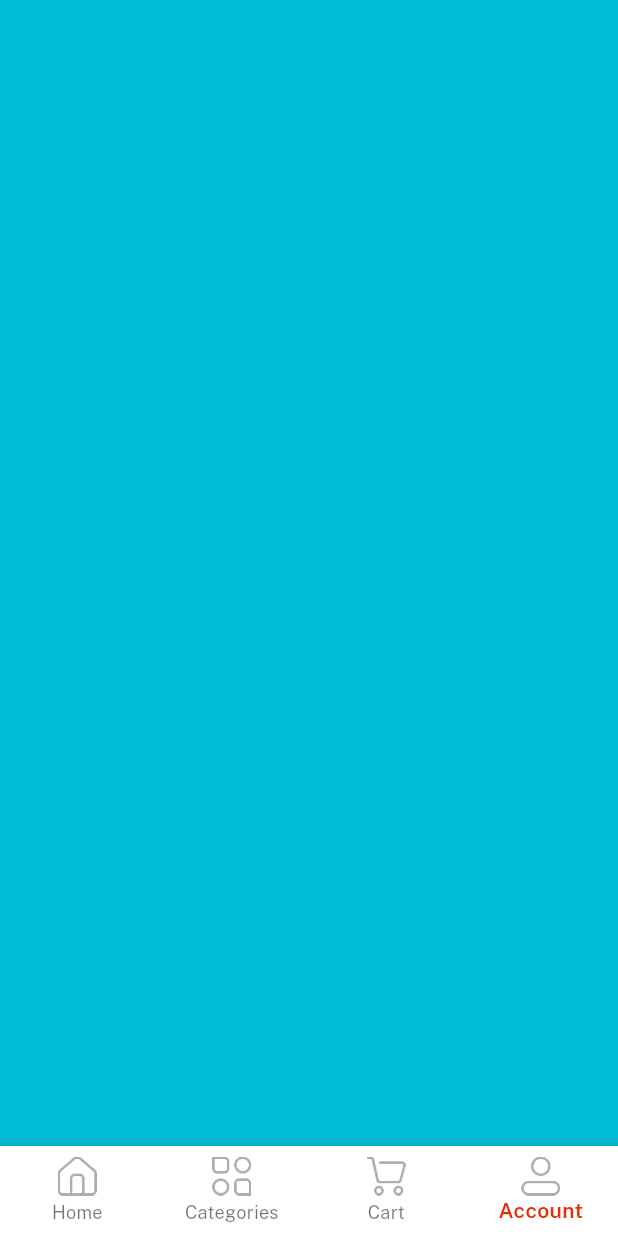
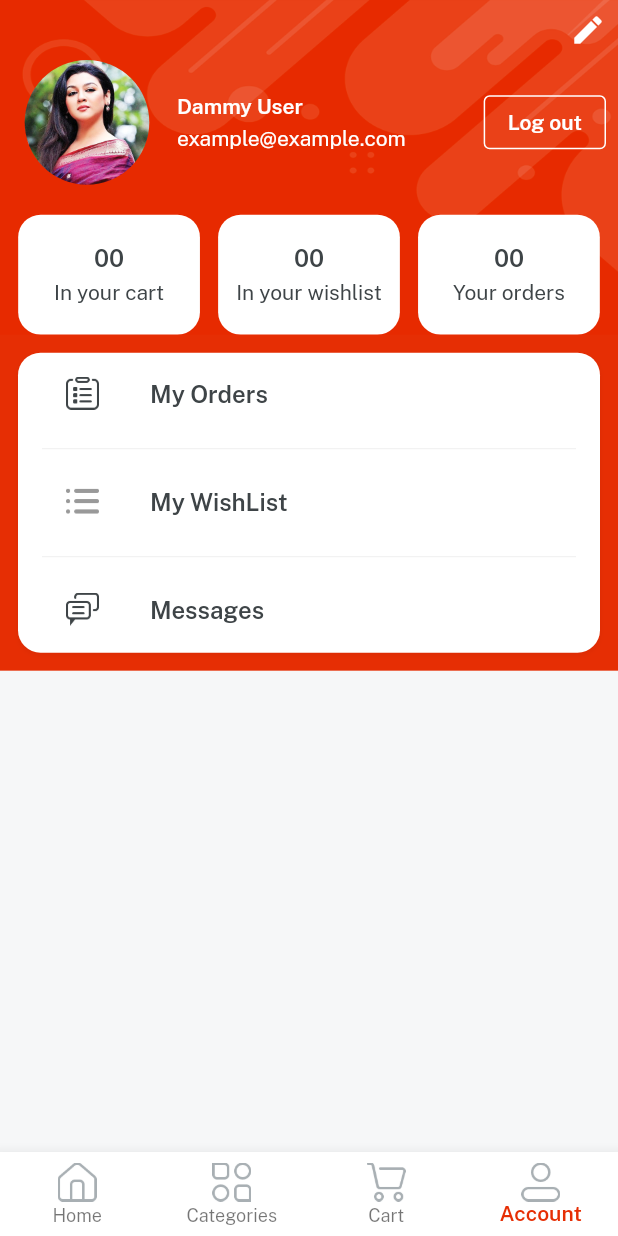
Before and after one commit to HasanTayar/E-Commerce-Flutter, a Flutter app: the Home screen opened directly, item 4 of the bottom bar chosen, on a phone screen of 412 x 824 dp. Run offline on Flutter 3.47's test engine with Material 2 defaults, Android fonts, the phone set to English and light mode, and no system bars; our stand-ins replace get, velocity_x.

Commit message:
done with profile UI at this moment

```diff
--- a/clothshop/lib/consts/lists.dart
+++ b/clothshop/lib/consts/lists.dart
@@ -42,3 +42,5 @@ const ItemDetailsButtons = [
   returnPolicy,
   supportPolicy
 ];
+const profileButtonList = [orders, myWishList, messages];
+const profileButtonIcon = [icOrders, icOrder, icMessages];
--- a/clothshop/lib/consts/strings.dart
+++ b/clothshop/lib/consts/strings.dart
@@ -51,3 +51,4 @@ const video = "Video",
     returnPolicy = "Return Policy ",
     supportPolicy = "Support Policy",
     productYouMayLike = "Products You May Like";
+const myWishList = "My WishList", orders = "My Orders", messages = "Messages";
--- a/clothshop/lib/main.dart
+++ b/clothshop/lib/main.dart
@@ -20,7 +20,7 @@ class MyApp extends StatelessWidget {
             scaffoldBackgroundColor: Colors.transparent,
             appBarTheme: const AppBarTheme(backgroundColor: Colors.transparent),
             fontFamily: regular,
-            useMaterial3: true,
+            useMaterial3: false,
             iconTheme: const IconThemeData(color: darkFontGrey)),
         home: const SplashScreen());
   }
--- a/clothshop/lib/views/home_screen/home.dart
+++ b/clothshop/lib/views/home_screen/home.dart
@@ -3,6 +3,7 @@ import 'package:clothshop/controllers/home_controllers.dart';
 import 'package:clothshop/views/cart_screen/cart_screen.dart';
 import 'package:clothshop/views/categories_screen/categories_screen.dart';
 import 'package:clothshop/views/home_screen/home_screen.dart';
+import 'package:clothshop/views/profile_screen/profile_screen.dart';
 import 'package:flutter/material.dart';
 import 'package:get/get_instance/get_instance.dart';
 import 'package:get/state_manager.dart';
@@ -44,9 +45,7 @@ class Home extends StatelessWidget {
       const HomeScreen(),
       const CategoriesScreen(),
       const CartScreen(),
-      Container(
-        color: Colors.cyan,
-      ),
+      const ProfileScreen()
     ];
     return Scaffold(
       body: Column(
--- /dev/null
+++ b/clothshop/lib/views/profile_screen/components/detail_card.dart
@@ -0,0 +1,20 @@
+import 'package:clothshop/consts/consts.dart';
+import 'package:flutter/material.dart';
+
+Widget detailCard({width, String? count, String? title}) {
+  return Column(
+    mainAxisAlignment: MainAxisAlignment.center,
+    children: [
+      count!.text.fontFamily(semibold).size(16).color(darkFontGrey).make(),
+      5.heightBox,
+      title!.text.color(darkFontGrey).make()
+    ],
+  )
+      .box
+      .white
+      .rounded
+      .width(width)
+      .height(80)
+      .padding(const EdgeInsets.all(4))
+      .make();
+}
--- /dev/null
+++ b/clothshop/lib/views/profile_screen/profile_screen.dart
@@ -0,0 +1,116 @@
+import 'package:clothshop/consts/consts.dart';
+import 'package:clothshop/consts/lists.dart';
+import 'package:clothshop/views/profile_screen/components/detail_card.dart';
+import 'package:clothshop/widgets_common/bg_widget.dart';
+import 'package:flutter/material.dart';
+
+class ProfileScreen extends StatelessWidget {
+  const ProfileScreen({Key? key}) : super(key: key);
+
+  @override
+  Widget build(BuildContext context) {
+    return bgWidget(
+      child: Scaffold(
+        body: SafeArea(
+          child: Column(
+            children: [
+              Padding(
+                padding: const EdgeInsets.all(8.0),
+                child: const Align(
+                  alignment: Alignment.topRight,
+                  child: Icon(
+                    Icons.edit,
+                    color: whiteColor,
+                  ),
+                ).onTap(() {}),
+              ),
+              Padding(
+                padding: const EdgeInsets.symmetric(horizontal: 8.0),
+                child: Row(
+                  children: [
+                    Image.asset(
+                      imgProfile2,
+                      width: 100,
+                      fit: BoxFit.cover,
+                    ).box.roundedFull.clip(Clip.antiAlias).make(),
+                    10.widthBox,
+                    Expanded(
+                      child: Column(
+                        crossAxisAlignment: CrossAxisAlignment.start,
+                        children: [
+                          "Dammy User".text.fontFamily(semibold).white.make(),
+                          5.heightBox,
+                          "example@example.com".text.white.make()
+                        ],
+                      ),
+                    ),
+                    OutlinedButton(
+                      style: OutlinedButton.styleFrom(
+                          side: const BorderSide(color: whiteColor)),
+                      onPressed: () {},
+                      child: "Log out".text.fontFamily(semibold).white.make(),
+                    ),
+                  ],
+                ),
+              ),
+              20.heightBox,
+              Row(
+                mainAxisAlignment: MainAxisAlignment.spaceEvenly,
+                children: [
+                  detailCard(
+                    count: "00",
+                    title: "In your cart",
+                    width: (context.screenWidth / 3.4),
+                  ),
+                  detailCard(
+                    count: "00",
+                    title: "In your wishlist",
+                    width: (context.screenWidth / 3.4),
+                  ),
+                  detailCard(
+                    count: "00",
+                    title: "Your orders",
+                    width: (context.screenWidth / 3.4),
+                  ),
+                ],
+              ),
+              ListView.separated(
+                shrinkWrap: true,
+                separatorBuilder: (context, index) {
+                  return const Divider(
+                    color: lightGrey,
+                  );
+                },
+                itemCount: profileButtonList.length,
+                itemBuilder: (BuildContext context, int index) {
+                  return ListTile(
+                    leading: Image.asset(
+                      profileButtonIcon[index],
+                      width: 22,
+                    ),
+                    title: profileButtonList[index]
+                        .text
+                        .fontFamily(semibold)
+                        .color(darkFontGrey)
+                        .make(),
+                  );
+                },
+              )
+                  .box
+                  .white
+                  .rounded
+                  .margin(const EdgeInsets.all(12))
+                  .padding(
+                      const EdgeInsetsDirectional.symmetric(horizontal: 16))
+                  .shadowSm
+                  .make()
+                  .box
+                  .color(redColor)
+                  .make(),
+            ],
+          ),
+        ),
+      ),
+    );
+  }
+}
```
